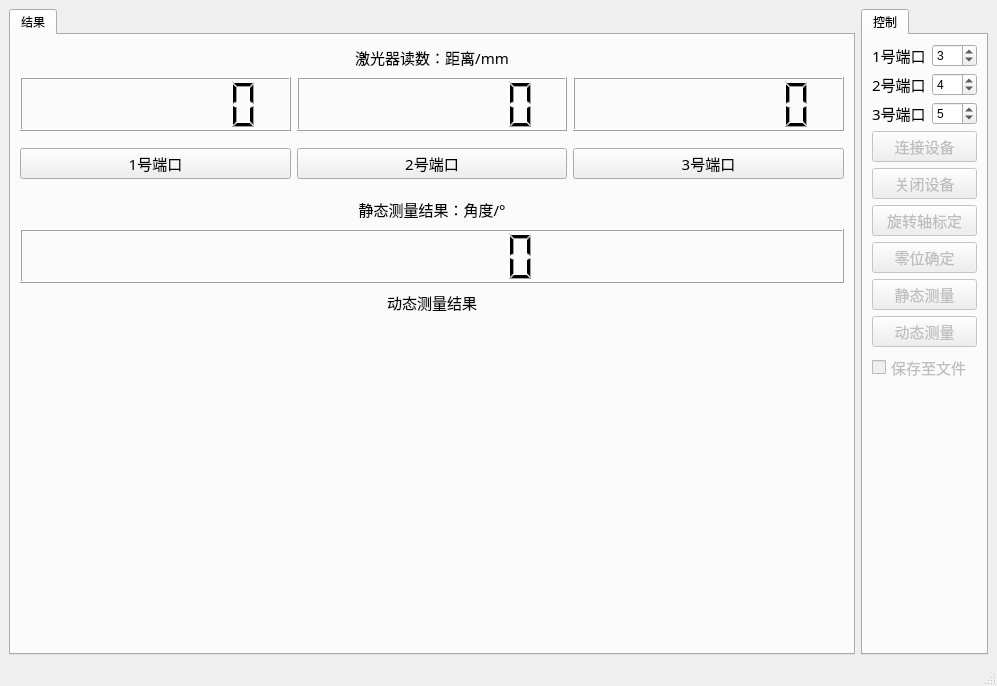
Qt form ui.ui (gao5254/angleMeasurement) before a commit.
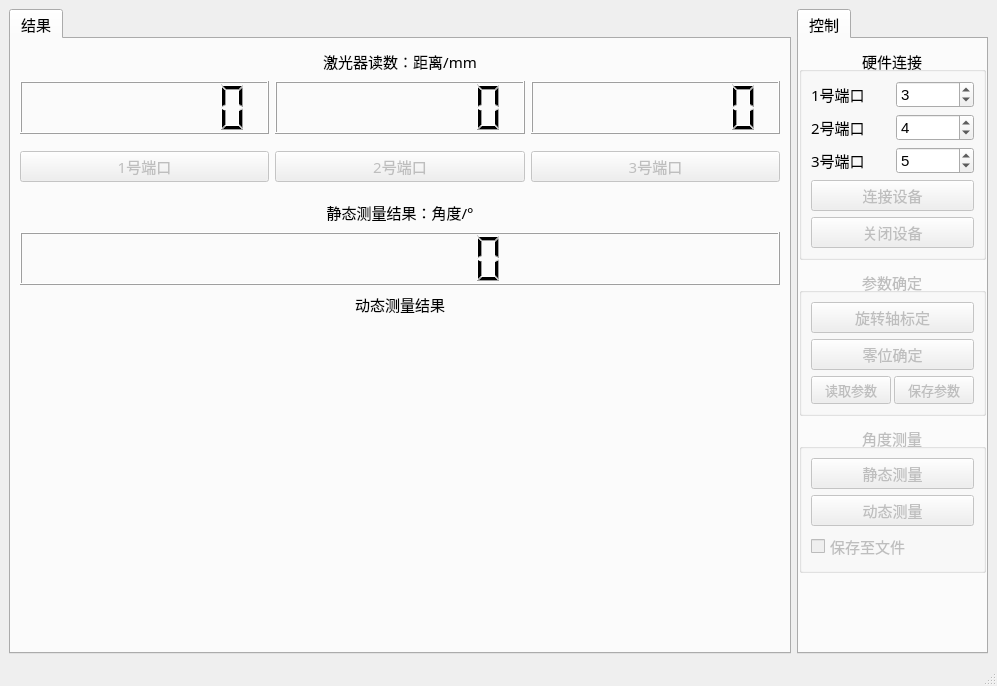
The same form after that commit. Custom widgets are drawn as their Qt base class.

Commit message: 增加旋转轴参数保存功能，优化界面逻辑

Diff of the .ui file:
```diff
--- a/ui.ui
+++ b/ui.ui
@@ -10,20 +10,25 @@
     <height>686</height>
    </rect>
   </property>
+  <property name="font">
+   <font>
+    <pointsize>11</pointsize>
+   </font>
+  </property>
   <property name="windowTitle">
    <string>角度测量</string>
   </property>
   <widget class="QWidget" name="centralwidget">
-   <layout class="QHBoxLayout" name="horizontalLayout_3" stretch="5,0">
+   <layout class="QHBoxLayout" name="horizontalLayout_3" stretch="9,2">
     <item>
      <widget class="QTabWidget" name="tabWidget_2">
       <widget class="QWidget" name="tabWidgetPage1">
        <attribute name="title">
         <string>结果</string>
        </attribute>
-       <layout class="QGridLayout" name="gridLayout" rowstretch="5,10,10,5,10,5,60">
-        <item row="3" column="0">
-         <widget class="QLabel" name="lab_staticMeas">
+       <layout class="QVBoxLayout" name="verticalLayout_2" stretch="5,10,10,5,10,5,60">
+        <item>
+         <widget class="QLabel" name="lab_dist">
           <property name="font">
            <font>
             <family>宋体</family>
@@ -31,14 +36,14 @@
            </font>
           </property>
           <property name="text">
-           <string>静态测量结果：角度/°</string>
+           <string>激光器读数：距离/mm</string>
           </property>
           <property name="alignment">
            <set>Qt::AlignCenter</set>
           </property>
          </widget>
         </item>
-        <item row="1" column="0">
+        <item>
          <layout class="QHBoxLayout" name="horizontalLayout">
           <item>
            <widget class="QLCDNumber" name="lcdnum_dist1">
@@ -72,53 +77,11 @@
           </item>
          </layout>
         </item>
-        <item row="6" column="0">
-         <widget class="lineChartWgt" name="lineChartWgt" native="true"/>
-        </item>
-        <item row="4" column="0">
-         <widget class="QLCDNumber" name="lcdnum_staticMeas">
-          <property name="smallDecimalPoint">
-           <bool>true</bool>
-          </property>
-          <property name="digitCount">
-           <number>7</number>
-          </property>
-         </widget>
-        </item>
-        <item row="0" column="0">
-         <widget class="QLabel" name="lab_dist">
-          <property name="font">
-           <font>
-            <family>宋体</family>
-            <pointsize>11</pointsize>
-           </font>
-          </property>
-          <property name="text">
-           <string>激光器读数：距离/mm</string>
-          </property>
-          <property name="alignment">
-           <set>Qt::AlignCenter</set>
-          </property>
-         </widget>
-        </item>
-        <item row="5" column="0">
-         <widget class="QLabel" name="lab_dynaMeas">
-          <property name="font">
-           <font>
-            <family>宋体</family>
-            <pointsize>11</pointsize>
-           </font>
-          </property>
-          <property name="text">
-           <string>动态测量结果</string>
-          </property>
-          <property name="alignment">
-           <set>Qt::AlignCenter</set>
-          </property>
-         </widget>
-        </item>
-        <item row="2" column="0">
+        <item>
          <widget class="ShowColor" name="ShowColor" native="true">
+          <property name="enabled">
+           <bool>false</bool>
+          </property>
           <layout class="QHBoxLayout" name="horizontalLayout_5">
            <property name="leftMargin">
             <number>0</number>
@@ -134,6 +97,9 @@
            </property>
            <item>
             <widget class="QPushButton" name="btn_laser_1">
+             <property name="enabled">
+              <bool>false</bool>
+             </property>
              <property name="font">
               <font>
                <family>宋体</family>
@@ -150,6 +116,9 @@
            </item>
            <item>
             <widget class="QPushButton" name="btn_laser_2">
+             <property name="enabled">
+              <bool>false</bool>
+             </property>
              <property name="font">
               <font>
                <family>宋体</family>
@@ -166,6 +135,9 @@
            </item>
            <item>
             <widget class="QPushButton" name="btn_laser_3">
+             <property name="enabled">
+              <bool>false</bool>
+             </property>
              <property name="font">
               <font>
                <family>宋体</family>
@@ -183,6 +155,51 @@
           </layout>
          </widget>
         </item>
+        <item>
+         <widget class="QLabel" name="lab_staticMeas">
+          <property name="font">
+           <font>
+            <family>宋体</family>
+            <pointsize>11</pointsize>
+           </font>
+          </property>
+          <property name="text">
+           <string>静态测量结果：角度/°</string>
+          </property>
+          <property name="alignment">
+           <set>Qt::AlignCenter</set>
+          </property>
+         </widget>
+        </item>
+        <item>
+         <widget class="QLCDNumber" name="lcdnum_staticMeas">
+          <property name="smallDecimalPoint">
+           <bool>true</bool>
+          </property>
+          <property name="digitCount">
+           <number>7</number>
+          </property>
+         </widget>
+        </item>
+        <item>
+         <widget class="QLabel" name="lab_dynaMeas">
+          <property name="font">
+           <font>
+            <family>宋体</family>
+            <pointsize>11</pointsize>
+           </font>
+          </property>
+          <property name="text">
+           <string>动态测量结果</string>
+          </property>
+          <property name="alignment">
+           <set>Qt::AlignCenter</set>
+          </property>
+         </widget>
+        </item>
+        <item>
+         <widget class="lineChartWgt" name="lineChartWgt" native="true"/>
+        </item>
        </layout>
       </widget>
      </widget>
@@ -196,34 +213,29 @@
        <attribute name="title">
         <string>控制</string>
        </attribute>
-       <layout class="QVBoxLayout" name="verticalLayout">
-        <item>
-         <layout class="QHBoxLayout" name="horizontalLayout_1">
-          <item>
-           <widget class="QLabel" name="lab_portNum_1">
-            <property name="font">
-             <font>
-              <family>宋体</family>
-              <pointsize>11</pointsize>
-             </font>
-            </property>
-            <property name="text">
-             <string>1号端口</string>
-            </property>
-           </widget>
-          </item>
-          <item>
-           <widget class="QSpinBox" name="spinbox_portNum_1">
-            <property name="value">
-             <number>3</number>
-            </property>
-           </widget>
-          </item>
-         </layout>
-        </item>
+       <layout class="QVBoxLayout" name="verticalLayout_3">
+        <property name="spacing">
+         <number>9</number>
+        </property>
+        <property name="leftMargin">
+         <number>0</number>
+        </property>
+        <property name="rightMargin">
+         <number>0</number>
+        </property>
         <item>
-         <layout class="QHBoxLayout" name="horizontalLayout_2">
-          <item>
+         <widget class="QGroupBox" name="connectBox">
+          <property name="title">
+           <string>硬件连接</string>
+          </property>
+          <property name="alignment">
+           <set>Qt::AlignCenter</set>
+          </property>
+          <property name="flat">
+           <bool>true</bool>
+          </property>
+          <layout class="QGridLayout" name="gridLayout">
+           <item row="1" column="0">
            <widget class="QLabel" name="lab_portNum_2">
             <property name="font">
              <font>
@@ -236,18 +248,14 @@
             </property>
            </widget>
           </item>
-          <item>
+           <item row="1" column="1">
            <widget class="QSpinBox" name="spinbox_portNum_2">
             <property name="value">
              <number>4</number>
             </property>
            </widget>
           </item>
-         </layout>
-        </item>
-        <item>
-         <layout class="QHBoxLayout" name="horizontalLayout_4">
-          <item>
+           <item row="2" column="0">
            <widget class="QLabel" name="lab_portNum_3">
             <property name="font">
              <font>
@@ -260,16 +268,14 @@
             </property>
            </widget>
           </item>
-          <item>
+           <item row="2" column="1">
            <widget class="QSpinBox" name="spinbox_portNum_3">
             <property name="value">
              <number>5</number>
             </property>
            </widget>
           </item>
-         </layout>
-        </item>
-        <item>
+           <item row="3" column="0" colspan="2">
          <widget class="QPushButton" name="btn_open">
           <property name="enabled">
            <bool>false</bool>
@@ -288,7 +294,27 @@
           </property>
          </widget>
         </item>
-        <item>
+           <item row="0" column="0">
+            <widget class="QLabel" name="lab_portNum_1">
+             <property name="font">
+              <font>
+               <family>宋体</family>
+               <pointsize>11</pointsize>
+              </font>
+             </property>
+             <property name="text">
+              <string>1号端口</string>
+             </property>
+            </widget>
+           </item>
+           <item row="0" column="1">
+            <widget class="QSpinBox" name="spinbox_portNum_1">
+             <property name="value">
+              <number>3</number>
+             </property>
+            </widget>
+           </item>
+           <item row="4" column="0" colspan="2">
          <widget class="QPushButton" name="btn_close">
           <property name="enabled">
            <bool>false</bool>
@@ -307,11 +333,29 @@
           </property>
          </widget>
         </item>
+          </layout>
+         </widget>
+        </item>
         <item>
+         <widget class="QGroupBox" name="paraBox">
+          <property name="enabled">
+           <bool>false</bool>
+          </property>
+          <property name="title">
+           <string>参数确定</string>
+          </property>
+          <property name="alignment">
+           <set>Qt::AlignCenter</set>
+          </property>
+          <property name="flat">
+           <bool>true</bool>
+          </property>
+          <layout class="QGridLayout" name="gridLayout_2">
+           <property name="horizontalSpacing">
+            <number>3</number>
+           </property>
+           <item row="0" column="0" colspan="2">
          <widget class="QPushButton" name="btn_axis">
-          <property name="enabled">
-           <bool>false</bool>
-          </property>
           <property name="font">
            <font>
             <family>宋体</family>
@@ -323,7 +367,7 @@
           </property>
          </widget>
         </item>
-        <item>
+           <item row="1" column="0" colspan="2">
          <widget class="QPushButton" name="btn_zero">
           <property name="enabled">
            <bool>false</bool>
@@ -339,11 +383,50 @@
           </property>
          </widget>
         </item>
+           <item row="2" column="0">
+            <widget class="QPushButton" name="btn_readPara">
+             <property name="font">
+              <font>
+               <pointsize>10</pointsize>
+              </font>
+             </property>
+             <property name="text">
+              <string>读取参数</string>
+             </property>
+            </widget>
+           </item>
+           <item row="2" column="1">
+            <widget class="QPushButton" name="btn_savePara">
+             <property name="font">
+              <font>
+               <pointsize>10</pointsize>
+              </font>
+             </property>
+             <property name="text">
+              <string>保存参数</string>
+             </property>
+            </widget>
+           </item>
+          </layout>
+         </widget>
+        </item>
+        <item>
+         <widget class="QGroupBox" name="measureBox">
+          <property name="enabled">
+           <bool>false</bool>
+          </property>
+          <property name="title">
+           <string>角度测量</string>
+          </property>
+          <property name="alignment">
+           <set>Qt::AlignCenter</set>
+          </property>
+          <property name="flat">
+           <bool>true</bool>
+          </property>
+          <layout class="QVBoxLayout" name="verticalLayout">
         <item>
          <widget class="QPushButton" name="btn_staticMeas">
-          <property name="enabled">
-           <bool>false</bool>
-          </property>
           <property name="font">
            <font>
             <family>宋体</family>
@@ -357,9 +440,6 @@
         </item>
         <item>
          <widget class="QPushButton" name="btn_dynaMeas">
-          <property name="enabled">
-           <bool>false</bool>
-          </property>
           <property name="font">
            <font>
             <family>宋体</family>
@@ -376,9 +456,6 @@
         </item>
         <item>
          <widget class="QCheckBox" name="checkbox_save">
-          <property name="enabled">
-           <bool>false</bool>
-          </property>
           <property name="font">
            <font>
             <family>宋体</family>
@@ -394,6 +471,9 @@
           </property>
          </widget>
         </item>
+          </layout>
+         </widget>
+        </item>
         <item>
          <spacer name="verticalSpacer">
           <property name="orientation">
```
Left out of the diff: 2 changed lines with no effect on the pictures. Lines whose indentation alone changed are shown as unchanged. The commit also changes 3 other files.
